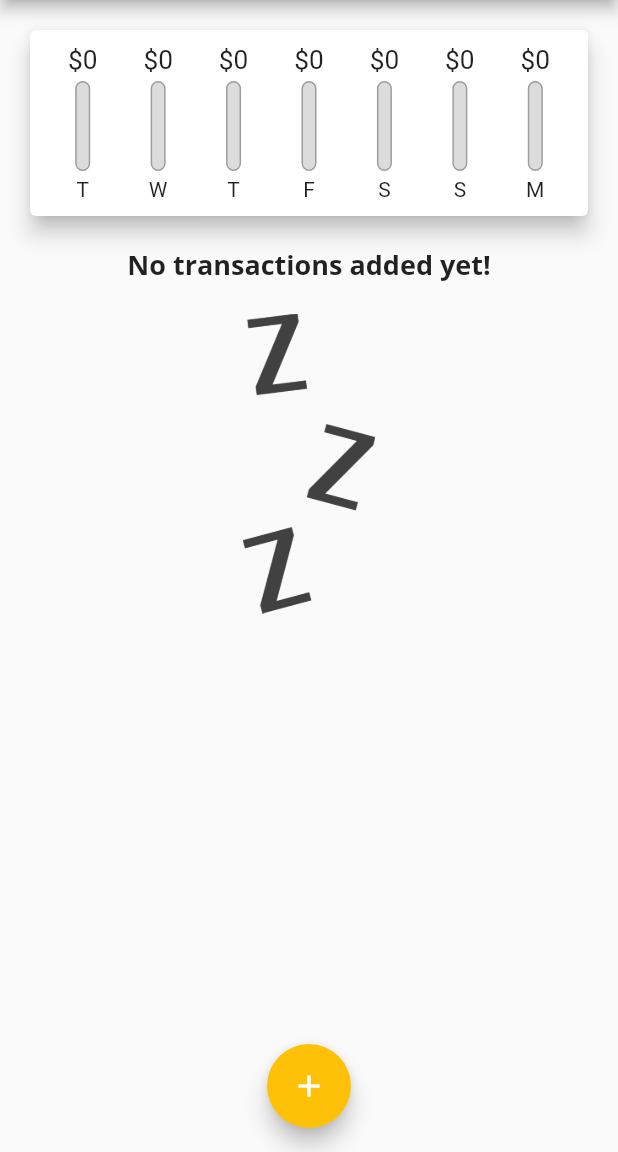
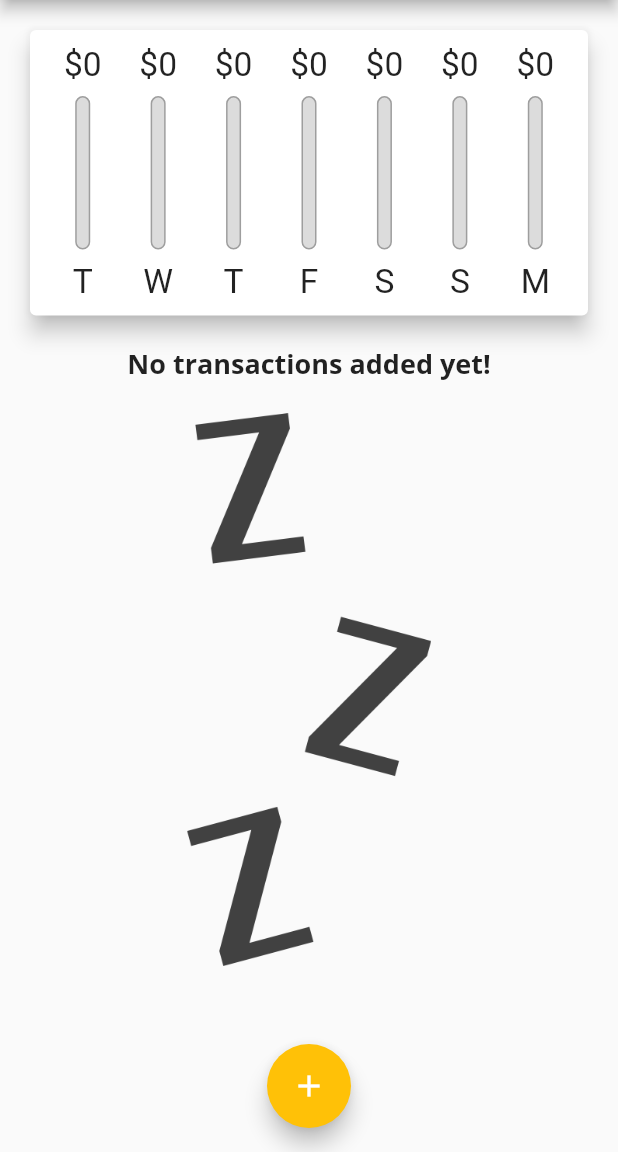
Before and after one commit to victorbonanho/personal_expenses_app, a Flutter app: the screen it shows after launch, on a phone screen of 412 x 824 dp, the part 84-1236 px from its top. Run offline on Flutter 3.47's test engine with Material 2 defaults, Android fonts, the phone set to English and light mode, and no system bars.

Commit message:
responsive progress

```diff
--- a/lib/main.dart
+++ b/lib/main.dart
@@ -1,10 +1,18 @@
 import 'package:flutter/material.dart';
+import 'package:flutter/services.dart';
 import './widgets/chart.dart';
 import './widgets/transaction_list.dart';
 import './widgets/new_transaction.dart';
 import './models/transaction.dart';
 
-void main() => runApp(const MyApp());
+void main() {
+  // WidgetsFlutterBinding.ensureInitialized();
+  // SystemChrome.setPreferredOrientations([
+  //   DeviceOrientation.portraitUp,
+  //   DeviceOrientation.portraitDown,
+  // ]);
+  runApp(const MyApp());
+}
 
 class MyApp extends StatelessWidget {
   const MyApp({super.key});
@@ -63,7 +71,81 @@ class _MyHomePageState extends State<MyHomePage> {
     //   amount: 16.53,
     //   date: DateTime.now(),
     // ),
+    // Transaction(
+    //   id: 't3',
+    //   title: 'New Shoes',
+    //   amount: 69.99,
+    //   date: DateTime.now(),
+    // ),
+    // Transaction(
+    //   id: 't4',
+    //   title: 'Weekly Groceries',
+    //   amount: 16.53,
+    //   date: DateTime.now(),
+    // ),
+    // Transaction(
+    //   id: 't5',
+    //   title: 'New Shoes',
+    //   amount: 69.99,
+    //   date: DateTime.now(),
+    // ),
+    // Transaction(
+    //   id: 't6',
+    //   title: 'Weekly Groceries',
+    //   amount: 16.53,
+    //   date: DateTime.now(),
+    // ),
+    // Transaction(
+    //   id: 't7',
+    //   title: 'New Shoes',
+    //   amount: 69.99,
+    //   date: DateTime.now(),
+    // ),
+    // Transaction(
+    //   id: 't8',
+    //   title: 'Weekly Groceries',
+    //   amount: 16.53,
+    //   date: DateTime.now(),
+    // ),
+    // Transaction(
+    //   id: 't9',
+    //   title: 'New Shoes',
+    //   amount: 69.99,
+    //   date: DateTime.now(),
+    // ),
+    // Transaction(
+    //   id: 't10',
+    //   title: 'Weekly Groceries',
+    //   amount: 16.53,
+    //   date: DateTime.now(),
+    // ),
+    // Transaction(
+    //   id: 't11',
+    //   title: 'New Shoes',
+    //   amount: 69.99,
+    //   date: DateTime.now(),
+    // ),
+    // Transaction(
+    //   id: 't12',
+    //   title: 'Weekly Groceries',
+    //   amount: 16.53,
+    //   date: DateTime.now(),
+    // ),
+    // Transaction(
+    //   id: 't13',
+    //   title: 'New Shoes',
+    //   amount: 69.99,
+    //   date: DateTime.now(),
+    // ),
+    // Transaction(
+    //   id: 't14',
+    //   title: 'Weekly Groceries',
+    //   amount: 16.53,
+    //   date: DateTime.now(),
+    // ),
   ];
+
+  bool _showChart = false;
 
   Iterable<Transaction> get _recentTransactions {
     return _userTransactions.where((tx) {
@@ -110,8 +192,9 @@ class _MyHomePageState extends State<MyHomePage> {
 
   @override
   Widget build(BuildContext context) {
-    return Scaffold(
-      appBar: AppBar(
+    final isLandscape =
+        MediaQuery.of(context).orientation == Orientation.landscape;
+    final appBar = AppBar(
       title: const Text('Personal Expenses'),
       actions: <Widget>[
         IconButton(
@@ -119,14 +202,55 @@ class _MyHomePageState extends State<MyHomePage> {
           icon: const Icon(Icons.add),
         )
       ],
-      ),
+    );
+    final txListWidget = Container(
+      height: (MediaQuery.of(context).size.height -
+              appBar.preferredSize.height -
+              MediaQuery.of(context).padding.top) *
+          0.8,
+      child: TransactionList(_userTransactions, _deleteTransaction),
+    );
+    return Scaffold(
+      appBar: appBar,
       body: SingleChildScrollView(
         child: Column(
           //mainAxisAlignment: MainAxisAlignment.start,
           crossAxisAlignment: CrossAxisAlignment.stretch,
           children: <Widget>[
-            Chart(_recentTransactions.toList()),
-            TransactionList(_userTransactions, _deleteTransaction)
+            if (isLandscape)
+              Row(
+                mainAxisAlignment: MainAxisAlignment.center,
+                children: <Widget>[
+                  Text('Show Chart'),
+                  Switch(
+                    value: _showChart,
+                    onChanged: (val) {
+                      setState(() {
+                        _showChart = val;
+                      });
+                    },
+                  ),
+                ],
+              ),
+            if (!isLandscape)
+              Container(
+                height: (MediaQuery.of(context).size.height -
+                        appBar.preferredSize.height -
+                        MediaQuery.of(context).padding.top) *
+                    0.3,
+                child: Chart(_recentTransactions.toList()),
+              ),
+            if (!isLandscape) txListWidget,
+            if (isLandscape)
+              _showChart
+                  ? Container(
+                      height: (MediaQuery.of(context).size.height -
+                              appBar.preferredSize.height -
+                              MediaQuery.of(context).padding.top) *
+                          0.7,
+                      child: Chart(_recentTransactions.toList()),
+                    )
+                  : txListWidget
           ],
         ),
       ),
--- a/lib/widgets/chart_bar.dart
+++ b/lib/widgets/chart_bar.dart
@@ -10,17 +10,21 @@ class ChartBar extends StatelessWidget {
 
   @override
   Widget build(BuildContext context) {
+    return LayoutBuilder(
+      builder: (ctx, constraint) {
         return Column(
           children: <Widget>[
             Container(
-          height: 20,
+              height: constraint.maxHeight * 0.15,
               child: FittedBox(
                 child: Text('\$${spendingAmount.toStringAsFixed(0)}'),
               ),
             ),
-        const SizedBox(height: 4),
+            SizedBox(
+              height: constraint.maxHeight * 0.05,
+            ),
             Container(
-          height: 60,
+              height: constraint.maxHeight * 0.6,
               width: 10,
               child: Stack(children: <Widget>[
                 Container(
@@ -43,9 +47,18 @@ class ChartBar extends StatelessWidget {
                 )
               ]),
             ),
-        const SizedBox(height: 4),
-        Text(label),
+            SizedBox(
+              height: constraint.maxHeight * 0.05,
+            ),
+            Container(
+              height: constraint.maxHeight * 0.15,
+              child: FittedBox(
+                child: Text(label),
+              ),
+            ),
           ],
+        );
+      },
     );
   }
 }
--- a/lib/widgets/transaction_list.dart
+++ b/lib/widgets/transaction_list.dart
@@ -10,10 +10,9 @@ class TransactionList extends StatelessWidget {
 
   @override
   Widget build(BuildContext context) {
-    return Container(
-      height: 400,
-      child: transactions.isEmpty
-          ? Column(
+    return transactions.isEmpty
+        ? LayoutBuilder(builder: (ctx, constraints) {
+            return Column(
               children: <Widget>[
                 Text(
                   'No transactions added yet!',
@@ -21,14 +20,15 @@ class TransactionList extends StatelessWidget {
                 ),
                 const SizedBox(height: 20),
                 Container(
-                  height: 200,
+                  height: constraints.maxHeight * 0.6,
                   child: Image.asset(
                     'assets/images/waiting.png',
                     fit: BoxFit.cover,
                   ),
                 )
               ],
-            )
+            );
+          })
         : ListView.builder(
             itemBuilder: (ctx, index) {
               return Card(
@@ -63,7 +63,6 @@ class TransactionList extends StatelessWidget {
               );
             },
             itemCount: transactions.length,
-            ),
           );
   }
 }
```
Lines whose indentation alone changed are shown as unchanged.
